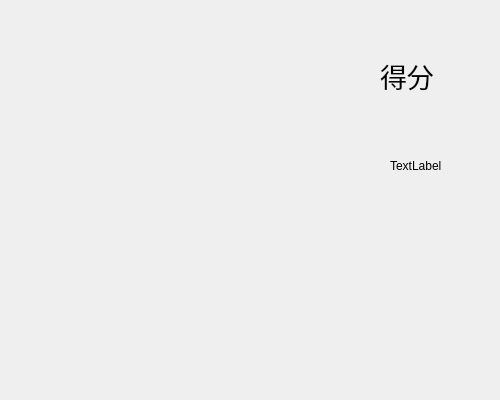
Old version of the form doublegame.ui in the repository yangjianscut/snakeNew.
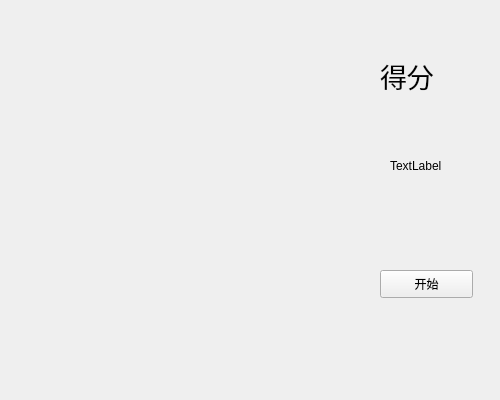
New version of the form.

```diff
--- a/doublegame.ui
+++ b/doublegame.ui
@@ -56,6 +56,19 @@
     <string>TextLabel</string>
    </property>
   </widget>
+  <widget class="QPushButton" name="startbtn">
+   <property name="geometry">
+    <rect>
+     <x>380</x>
+     <y>270</y>
+     <width>93</width>
+     <height>28</height>
+    </rect>
+   </property>
+   <property name="text">
+    <string>开始</string>
+   </property>
+  </widget>
  </widget>
  <resources/>
  <connections/>
```
